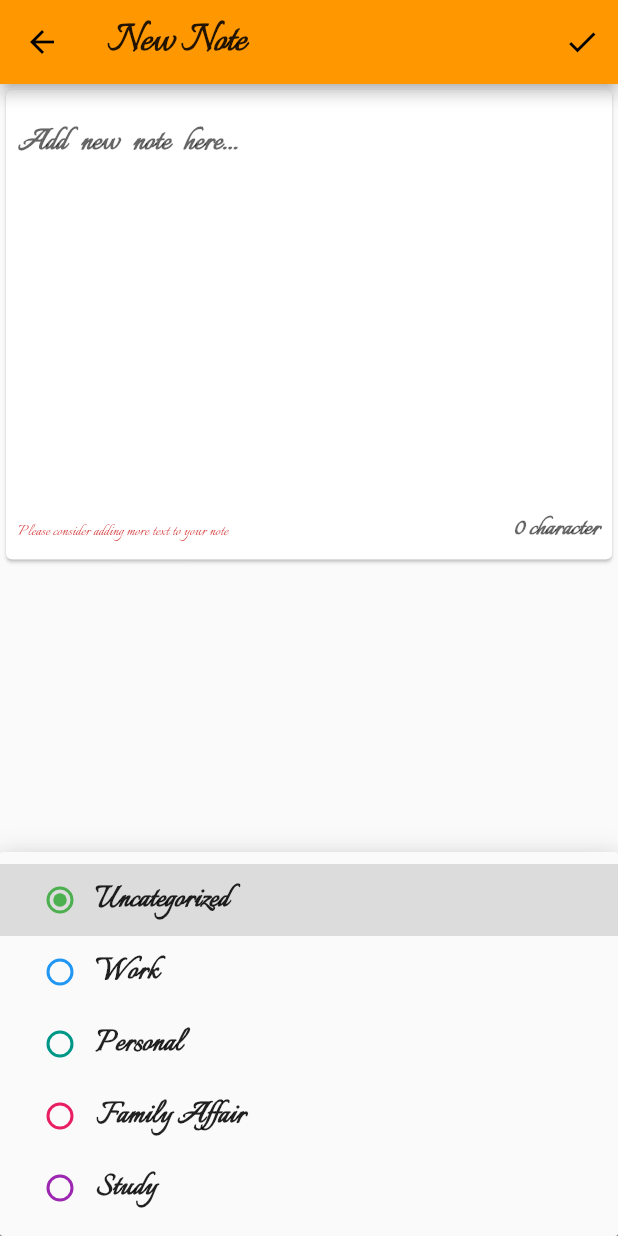
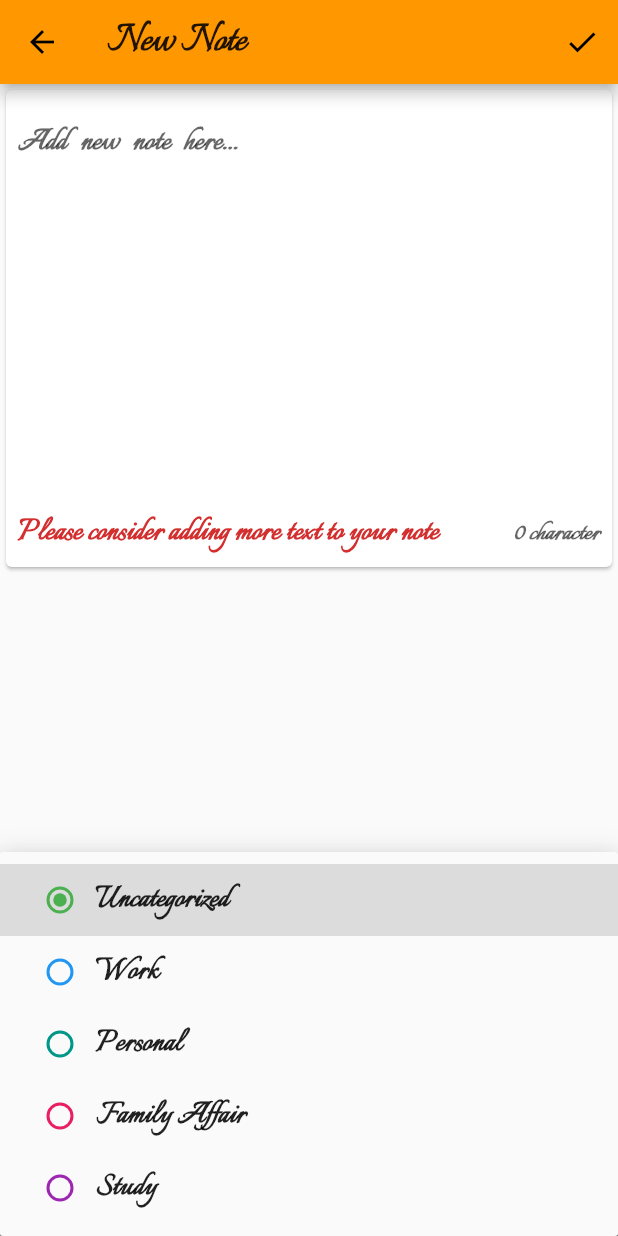
Before and after one commit to jobic10/flutter-noteapp, a Flutter app: the AddNote screen opened by its route, after a tap on the "check" icon, after a tap on "Uncategorized", on a phone screen of 412 x 824 dp. Run offline on Flutter 3.47's test engine with Material 2 defaults, Android fonts, the phone set to English and light mode, and no system bars; our stand-ins replace sqflite; accounts and stored records are empty.

Commit message:
Modified Readme and Language Fix

```diff
--- a/lib/screens/add_notes.dart
+++ b/lib/screens/add_notes.dart
@@ -59,8 +59,8 @@ class _AddNoteState extends State<AddNote> {
                     showDialog(
                       context: context,
                       builder: (context) => AlertDialog(
-                        content: Text("Note Not Updated"),
-                        title: Text("Error"),
+                        content: Text(Language.noteNotUpdated),
+                        title: Text(Language.error),
                       ),
                     );
                   }
@@ -160,6 +160,10 @@ class _AddNoteState extends State<AddNote> {
                   decoration: InputDecoration(
                       hintText: Language.addNewNote,
                       border: InputBorder.none,
+                      errorStyle: TextStyle(
+                        fontSize: 24,
+                        fontWeight: FontWeight.bold,
+                      ),
                       counterStyle: TextStyle(
                         fontSize: 20,
                         fontWeight: FontWeight.bold,
--- a/lib/screens/all_notes.dart
+++ b/lib/screens/all_notes.dart
@@ -94,7 +94,10 @@ class _AllNotesState extends State<AllNotes> {
               );
             } else {
               return Center(
-                child: Text(Language.noNote),
+                child: Text(
+                  Language.noNote,
+                  style: TextStyle(fontSize: 34, fontWeight: FontWeight.bold),
+                ),
               );
             }
           } else {
--- a/lib/screens/view_notes.dart
+++ b/lib/screens/view_notes.dart
@@ -1,6 +1,7 @@
 import 'package:flutter/material.dart';
 import 'package:noteapp/models/note.dart';
 import 'package:noteapp/utils/constants.dart';
+import 'package:noteapp/utils/language.dart';
 
 class ViewNote extends StatefulWidget {
   Note note;
@@ -30,7 +31,7 @@ class _ViewNoteState extends State<ViewNote> {
                   .then((value) {
                 if (value != null) {
                   key.currentState.showSnackBar(SnackBar(
-                    content: Text("Note Updated"),
+                    content: Text(Language.noteUpdated),
                   ));
                   widget.note = value;
                   setState(() {});
--- a/lib/utils/language.dart
+++ b/lib/utils/language.dart
@@ -4,6 +4,9 @@ class Language {
   static final String appTitle = "Notes";
   static final String addNewNoteButtonHint = "Click here to add new note";
   static final String newNote = "New Note";
+  static final String noteUpdated = "Note Updated";
+  static final String noteNotUpdated = "Note Not Updated";
+  static final String error = "Error";
   static final String editNote = "Edit Note";
   static final String addNewNote = "Add new note here...";
   static final String characterCounter = "character";
```
Also changed, not shown: demo.gif (added), 1 other file.
